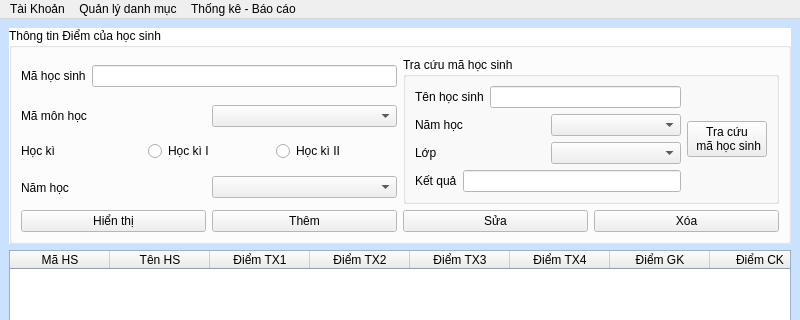
Above: HongGrader/quanlydiem.ui from vumari/HongGrader before the change; both pictures show x 0 to 800 and y 0 to 320 of the 800 by 600 pixel window. Below: the same form after it.
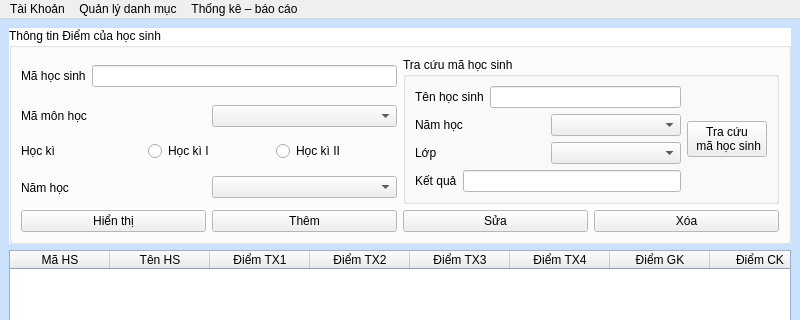
That is the form after the change.

Patch:
```diff
--- a/HongGrader/quanlydiem.ui
+++ b/HongGrader/quanlydiem.ui
@@ -387,7 +387,7 @@
    </widget>
    <widget class="QMenu" name="menuthongke">
     <property name="title">
-     <string>Thống kê - Báo cáo</string>
+     <string>Thống kê – báo cáo</string>
     </property>
     <addaction name="actionstudentlist"/>
     <addaction name="actionscoreboard"/>
```
Left out of the diff: 2 changed lines with no effect on the pictures.
